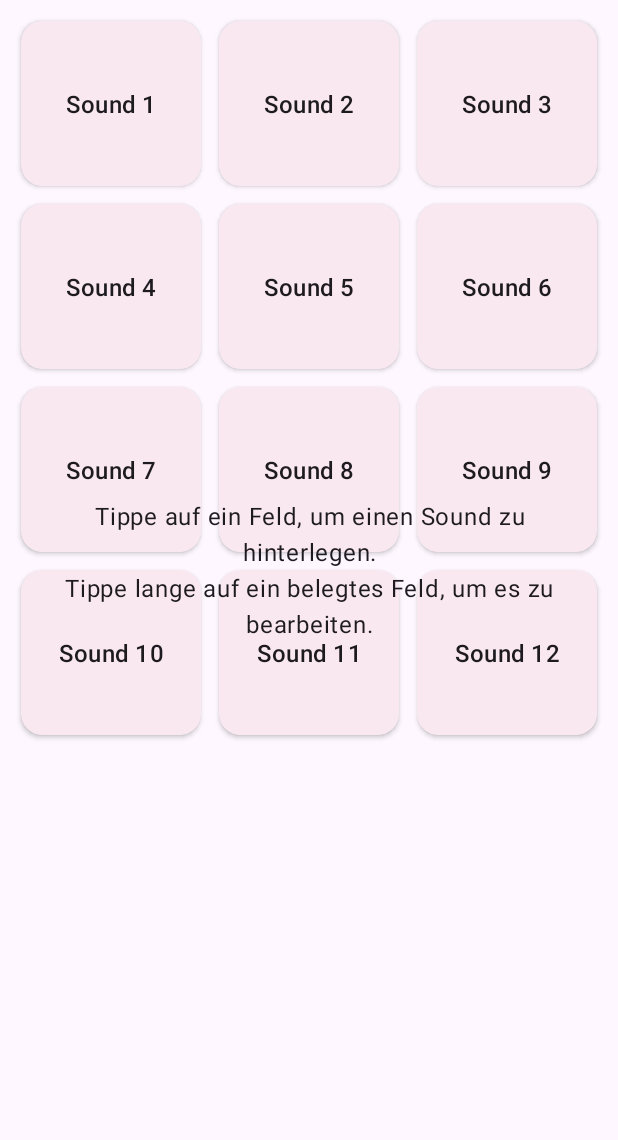
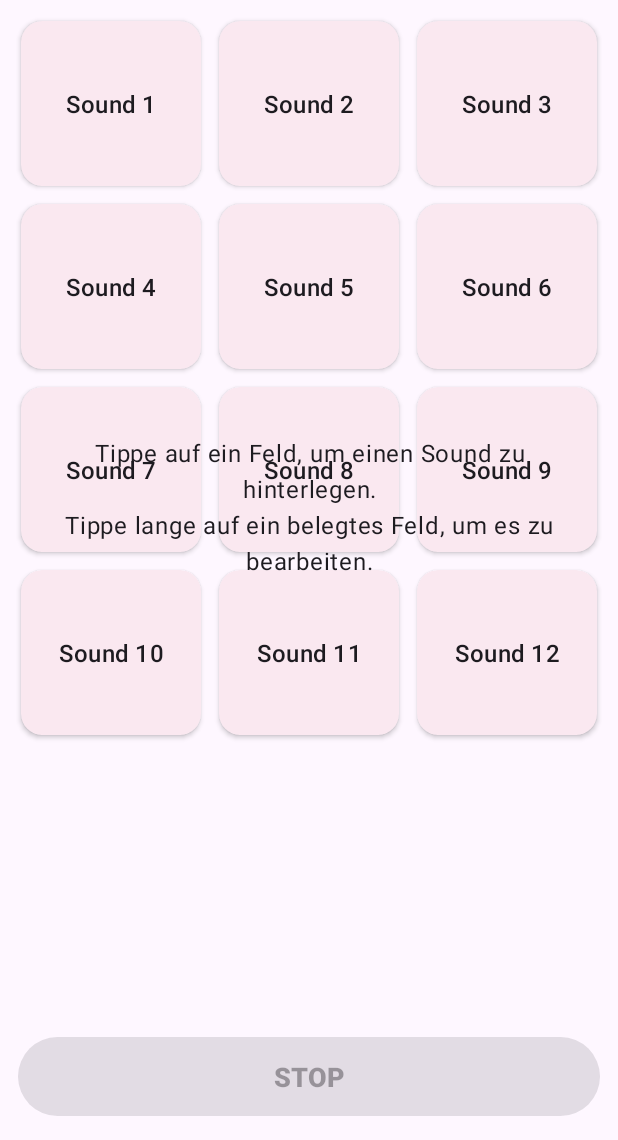
Before and after one commit to Thomas-Eichel/Soundboard, an Android app: the screen it shows after launch (MainActivity), on a phone screen of 412 x 824 dp, the part 96-1236 px from its top. Run offline under Robolectric (Android 15) with nearby library versions, the phone set to English and light mode, and no system bars.

Commit message:
Add prominent STOP button with quick fade-out (120ms) that stops the sound and releases audio focus so music resumes
Co-authored-by: Thomas-Eichel <Thomas-Eichel@users.noreply.github.com>

```diff
--- a/app/src/main/java/com/example/soundboard/MainActivity.kt
+++ b/app/src/main/java/com/example/soundboard/MainActivity.kt
@@ -97,6 +97,7 @@ class MainActivity : AppCompatActivity() {
                     sounds.addAll(result.sounds)
                     store.save(sounds)
                     adapter.playingId = null
+                    binding.stopButton.isEnabled = false
                     adapter.notifyDataSetChanged()
                     updateEmptyView()
                     Toast.makeText(this, R.string.profile_loaded, Toast.LENGTH_SHORT).show()
@@ -130,13 +131,18 @@ class MainActivity : AppCompatActivity() {
                 if (s.uri != null) {
                     player.play(s)
                     adapter.playingId = s.id
+                    binding.stopButton.isEnabled = true
                 } else showEditDialog(pos)
             },
             onLongClick = { pos ->
                 if (pos >= 0 && pos < sounds.size) showEditDialog(pos)
             }
         )
-        player.onStopped = { adapter.playingId = null }
+        player.onStopped = {
+            adapter.playingId = null
+            binding.stopButton.isEnabled = false
+        }
+        binding.stopButton.setOnClickListener { player.stopWithQuickFade() }
 
         binding.recyclerView.setHasFixedSize(true)
         binding.recyclerView.layoutManager = GridLayoutManager(this, GRID_COLUMNS)
@@ -153,6 +159,7 @@ class MainActivity : AppCompatActivity() {
         while (sounds.size < SoundStore.GRID_SIZE) {
             sounds.add(newEmptySound(sounds.size))
         }
+        binding.stopButton.isEnabled = false
         adapter.notifyDataSetChanged()
         updateEmptyView()
     }
--- a/app/src/main/res/layout/activity_main.xml
+++ b/app/src/main/res/layout/activity_main.xml
@@ -35,4 +35,15 @@
 
     </FrameLayout>
 
+    <Button
+        android:id="@+id/stopButton"
+        android:layout_width="match_parent"
+        android:layout_height="wrap_content"
+        android:layout_margin="12dp"
+        android:enabled="false"
+        android:padding="14dp"
+        android:text="@string/stop_now"
+        android:textSize="18sp"
+        android:textStyle="bold" />
+
 </LinearLayout>
--- a/app/src/main/res/values/strings.xml
+++ b/app/src/main/res/values/strings.xml
@@ -2,6 +2,7 @@
 <resources>
     <string name="app_name">Soundboard</string>
     <string name="stop_all">Alle stoppen</string>
+    <string name="stop_now">STOP</string>
     <string name="settings">Einstellungen</string>
     <string name="export_profile">Profil exportieren…</string>
     <string name="import_profile">Profil laden…</string>
```
Also changed, not shown: app/src/main/java/com/example/soundboard/SoundPlayer.kt (+15 -0 lines).
